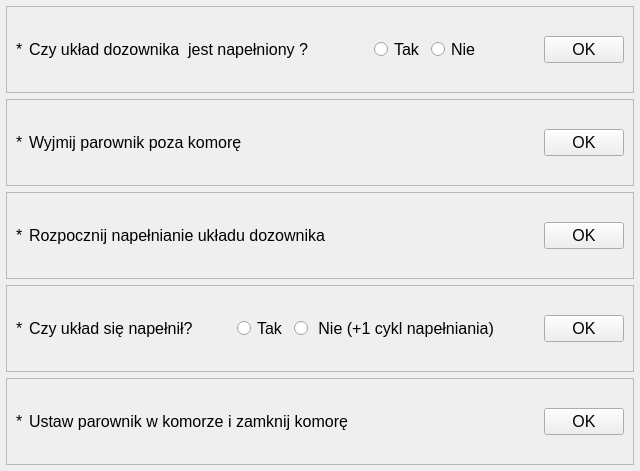
This is app/nowytest_2.ui in wiacekmarcin/StanowiskoChemiczne as Qt 5 draws it before an edit. The edited form follows.
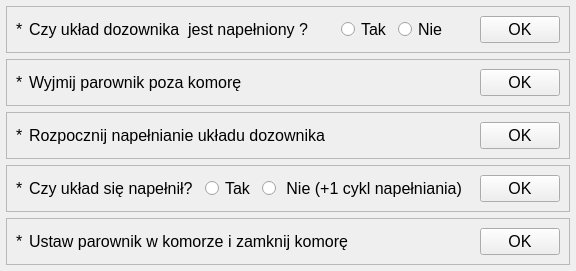
This is the edited form. Custom widgets are drawn as their Qt base class.

The edit to the form file:
```diff
--- a/app/nowytest_2.ui
+++ b/app/nowytest_2.ui
@@ -6,8 +6,8 @@
    <rect>
     <x>0</x>
     <y>0</y>
-    <width>640</width>
-    <height>471</height>
+    <width>576</width>
+    <height>216</height>
    </rect>
   </property>
   <property name="font">
```
